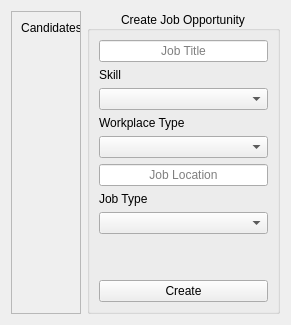
Qt form Forms/jobcompany.ui (Sobrah/Linkedin) before a commit.
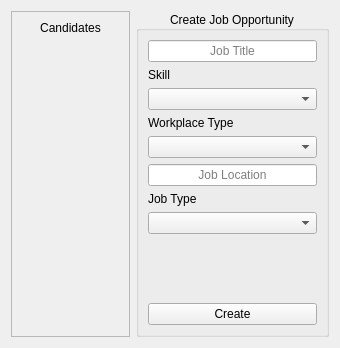
The same form after that commit.

The edit to the form file:
```diff
--- a/Forms/jobcompany.ui
+++ b/Forms/jobcompany.ui
@@ -6,8 +6,8 @@
    <rect>
     <x>0</x>
     <y>0</y>
-    <width>277</width>
-    <height>325</height>
+    <width>340</width>
+    <height>348</height>
    </rect>
   </property>
   <layout class="QHBoxLayout" name="horizontalLayout" stretch="3,2">
@@ -24,8 +24,8 @@
        <rect>
         <x>0</x>
         <y>0</y>
-        <width>77</width>
-        <height>305</height>
+        <width>96</width>
+        <height>324</height>
        </rect>
       </property>
       <layout class="QVBoxLayout">
```
Left out of the diff: 3 changed lines with no effect on the pictures.
